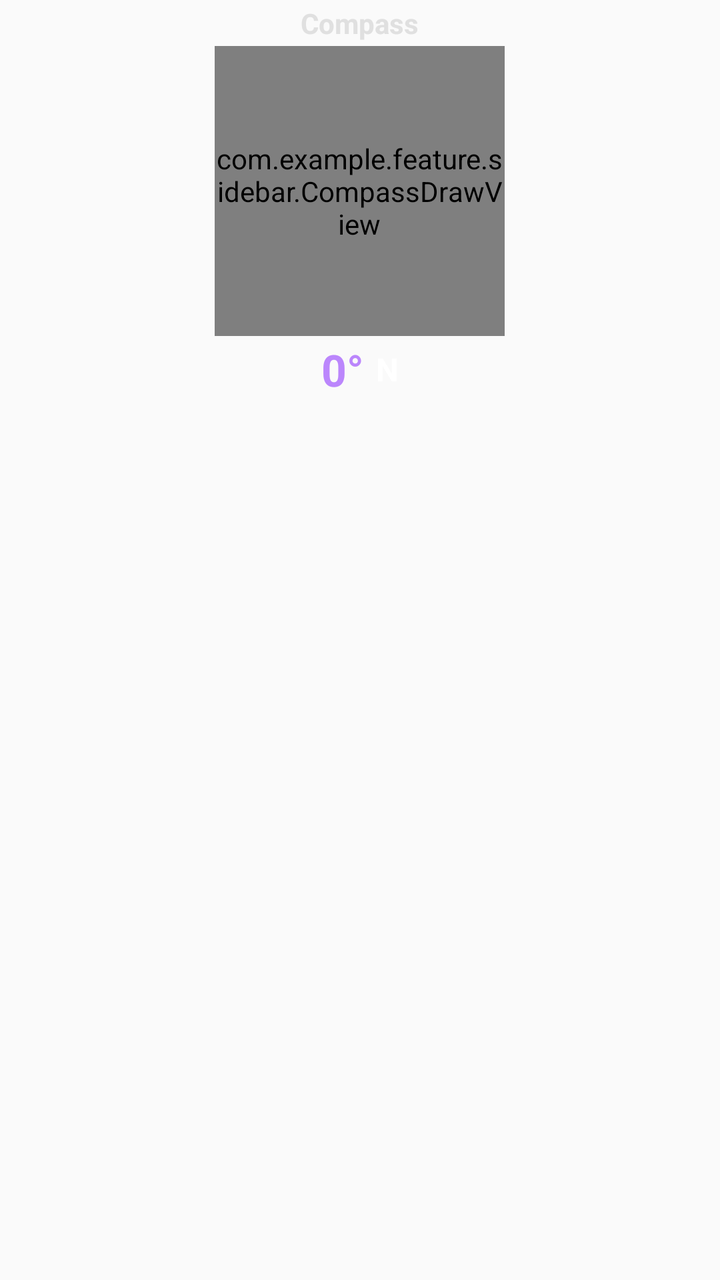
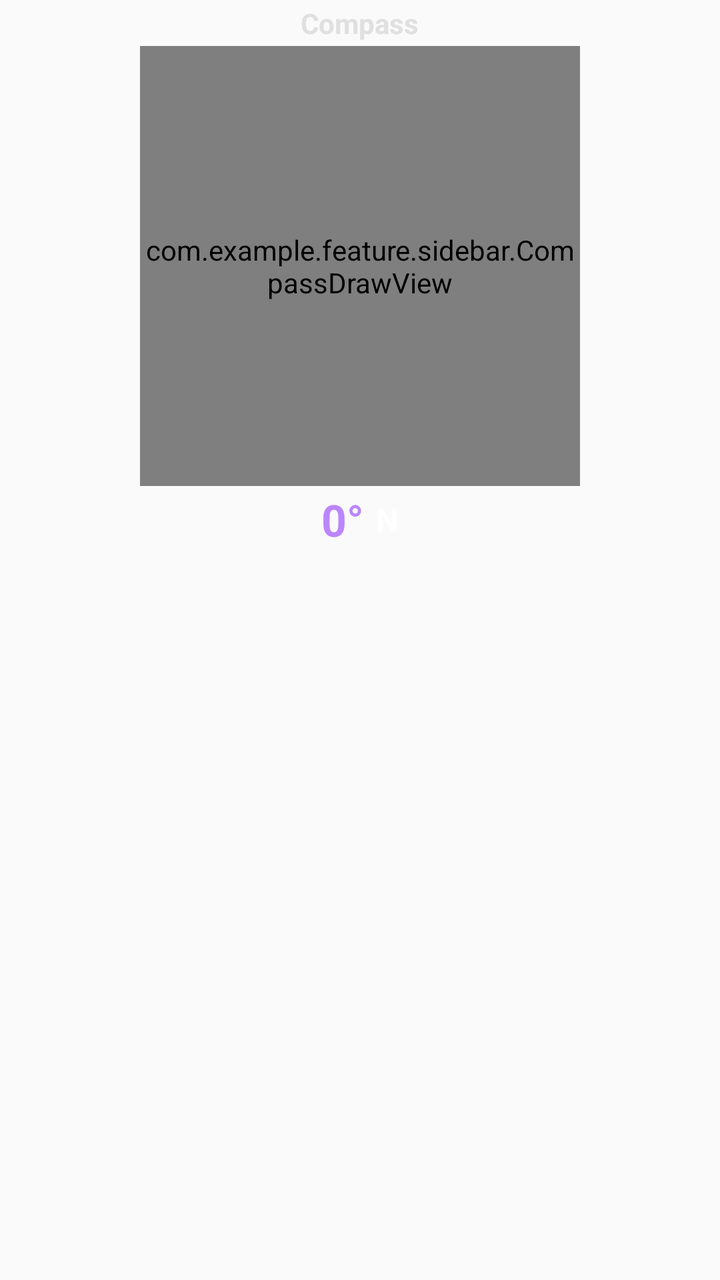

Two renders of the same Android screen: before a commit and after it. Below are the layout's source before the change and the commit's diff.
<!-- AndroidManifest.xml: application theme Theme.LiteReader -->
<!-- res/layout/page_compass.xml -->
<?xml version="1.0" encoding="utf-8"?>
<LinearLayout xmlns:android="http://schemas.android.com/apk/res/android"
    android:layout_width="match_parent"
    android:layout_height="wrap_content"
    android:gravity="center_horizontal"
    android:orientation="vertical"
    android:paddingStart="4dp"
    android:paddingEnd="4dp"
    android:paddingTop="2dp"
    android:paddingBottom="2dp">

    <TextView
        android:layout_width="wrap_content"
        android:layout_height="wrap_content"
        android:text="Compass"
        android:textColor="#E0E0E0"
        android:textSize="14sp"
        android:textStyle="bold"
        android:layout_marginBottom="1dp" />

    <com.example.feature.sidebar.CompassDrawView
        android:id="@+id/compass_view"
        android:layout_width="145dp"
        android:layout_height="145dp"
        android:layout_marginTop="1dp"
        android:layout_marginBottom="1dp" />

    <LinearLayout
        android:layout_width="wrap_content"
        android:layout_height="wrap_content"
        android:orientation="horizontal"
        android:gravity="center_vertical"
        android:layout_marginTop="1dp"
        android:layout_marginBottom="1dp">

        <TextView
            android:id="@+id/tv_azimuth"
            android:layout_width="wrap_content"
            android:layout_height="wrap_content"
            android:text="0°"
            android:textColor="#BB86FC"
            android:textSize="22sp"
            android:textStyle="bold" />

        <TextView
            android:id="@+id/tv_direction"
            android:layout_width="wrap_content"
            android:layout_height="wrap_content"
            android:layout_marginStart="6dp"
            android:text="N"
            android:textColor="#FFFFFF"
            android:textSize="16sp"
            android:textStyle="bold" />
    </LinearLayout>

</LinearLayout>
<!-- resources referenced by this layout -->
<resources>
  <style name="Theme.LiteReader" parent="android:Theme.Material.Light.NoActionBar" />
</resources>

<!-- the commit's change to res/layout/page_compass.xml (unified diff, before → after) -->
@@ -20,8 +20,8 @@
 
     <com.example.feature.sidebar.CompassDrawView
         android:id="@+id/compass_view"
-        android:layout_width="145dp"
-        android:layout_height="145dp"
+        android:layout_width="220dp"
+        android:layout_height="220dp"
         android:layout_marginTop="1dp"
         android:layout_marginBottom="1dp" />
 
